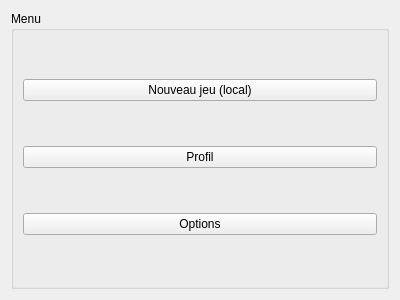
First picture: the form in StreetCar/StreetCar/MainMenu.ui, repository paboccard/Projet_Prog_Jeu, before the edit.
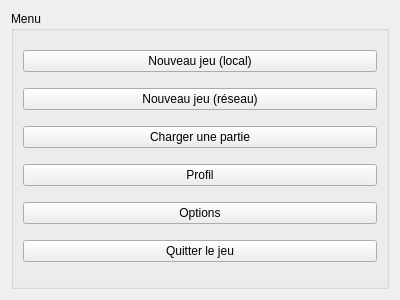
Second picture: the form after the edit.

The edit to the form file:
```diff
--- a/StreetCar/StreetCar/MainMenu.ui
+++ b/StreetCar/StreetCar/MainMenu.ui
@@ -27,6 +27,20 @@
         </property>
        </widget>
       </item>
+      <item>
+       <widget class="QPushButton" name="buttonNewGameNetwork">
+        <property name="text">
+         <string>Nouveau jeu (réseau)</string>
+        </property>
+       </widget>
+      </item>
+      <item>
+       <widget class="QPushButton" name="buttonLoadSave">
+        <property name="text">
+         <string>Charger une partie</string>
+        </property>
+       </widget>
+      </item>
       <item>
        <widget class="QPushButton" name="buttonProfil">
         <property name="text">
@@ -41,6 +55,13 @@
         </property>
        </widget>
       </item>
+      <item>
+       <widget class="QPushButton" name="buttonQuit">
+        <property name="text">
+         <string>Quitter le jeu</string>
+        </property>
+       </widget>
+      </item>
      </layout>
     </widget>
    </item>
```
